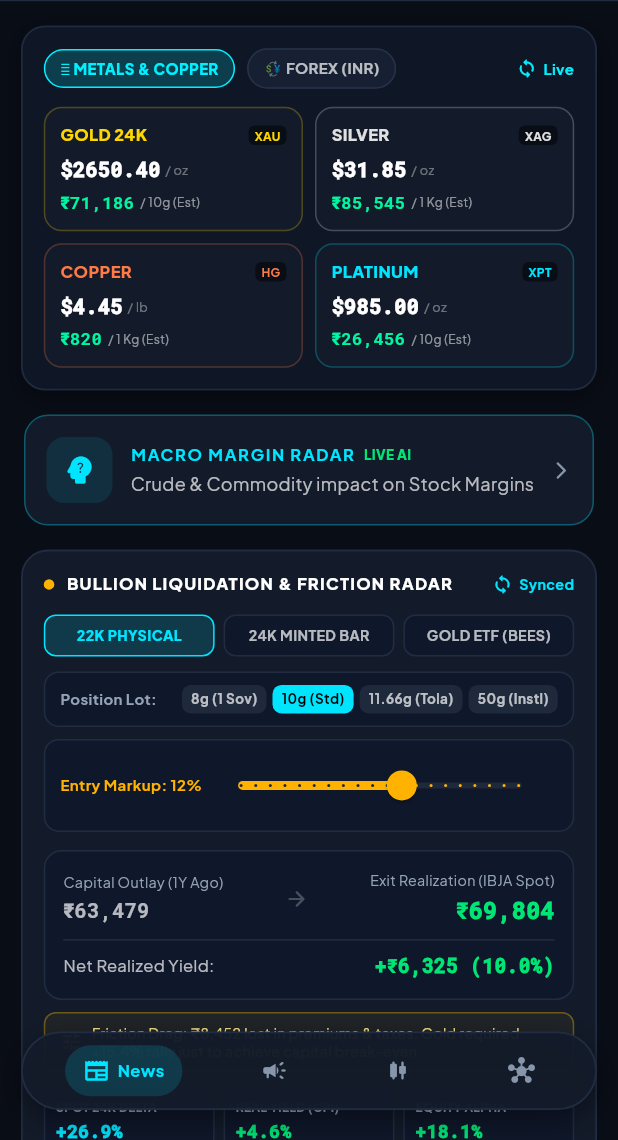
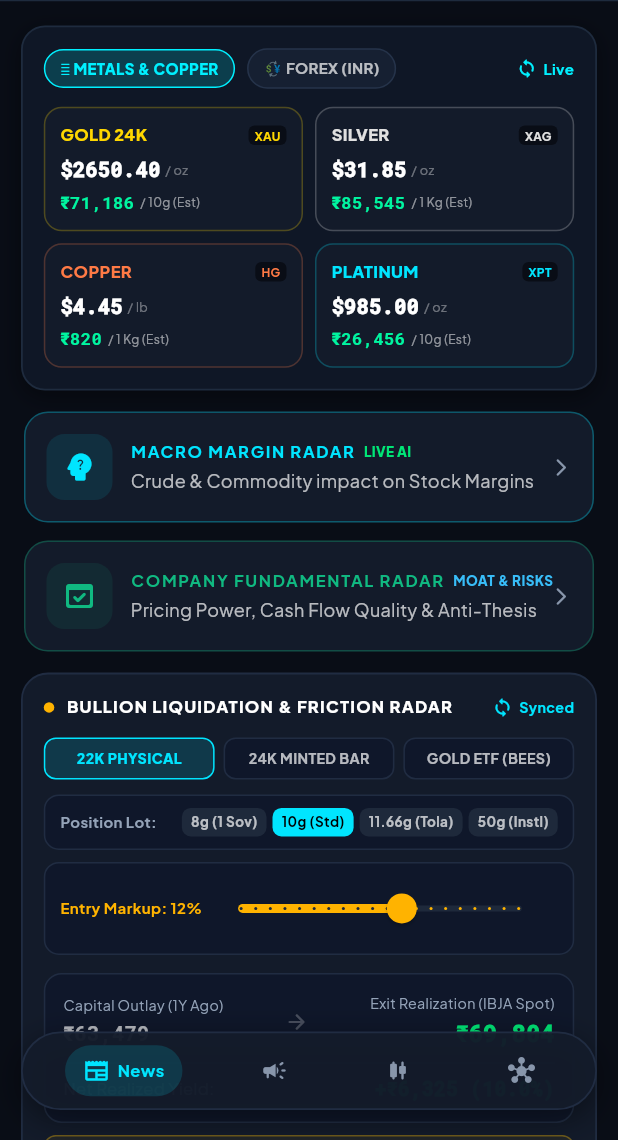
Before and after one commit to zxcty54/stock-crypto-tracker, a Flutter app: the screen it shows after launch, on a phone screen of 412 x 824 dp, the part 96-1236 px from its top. Run offline on Flutter 3.47's test engine with Material 3 defaults, Android fonts, the phone set to English and light mode, and no system bars; our stand-ins replace cached_network_image, flutter_image_compress, google_fonts, image_picker, supabase_flutter; missing offline and left inert: receive_sharing_intent; accounts and stored records are empty; network calls fail; statements that could not run were skipped.

Commit message:
Update news_screen.dart

```diff
--- a/lib/screens/news_screen.dart
+++ b/lib/screens/news_screen.dart
@@ -3,11 +3,14 @@ import 'package:flutter/material.dart';
 // 🪙 Spot Ticker Import
 import '../widgets/metals_ticker_card.dart';
 
-// 📊 Single Unified Institutional Bullion Desk Import (New Clean Widget)
+// 📊 Single Unified Institutional Bullion Desk Import
 import '../widgets/bullion_efficiency_desk_card.dart';
 
 // 🧠 Macro Margin Research Desk Import
 import '../widgets/macro_research_desk_view.dart';
+
+// 🏢 Company Business Intelligence Screen Import
+import 'company_intelligence_screen.dart';
 
 class NewsScreen extends StatefulWidget {
   const NewsScreen({super.key});
@@ -49,7 +52,7 @@ class _NewsScreenState extends State<NewsScreen> with AutomaticKeepAliveClientMi
               // 🧠 2. AI MACRO MARGIN RADAR ENTRY BANNER
               SliverToBoxAdapter(
                 child: Padding(
-                  padding: const EdgeInsets.symmetric(horizontal: 16.0, vertical: 8.0),
+                  padding: const EdgeInsets.symmetric(horizontal: 16.0, vertical: 6.0),
                   child: Material(
                     color: Colors.transparent,
                     child: InkWell(
@@ -136,7 +139,97 @@ class _NewsScreenState extends State<NewsScreen> with AutomaticKeepAliveClientMi
                 ),
               ),
 
-              // 📊 3. INSTITUTIONAL BULLION EFFICIENCY DESK (Replaced deleted cards)
+              // 🏢 3. COMPANY BUSINESS INTELLIGENCE ENTRY BANNER
+              SliverToBoxAdapter(
+                child: Padding(
+                  padding: const EdgeInsets.symmetric(horizontal: 16.0, vertical: 6.0),
+                  child: Material(
+                    color: Colors.transparent,
+                    child: InkWell(
+                      borderRadius: BorderRadius.circular(16),
+                      onTap: () {
+                        Navigator.push(
+                          context,
+                          MaterialPageRoute(
+                            builder: (context) => const CompanyIntelligenceScreen(),
+                          ),
+                        );
+                      },
+                      child: Container(
+                        padding: const EdgeInsets.all(14),
+                        decoration: BoxDecoration(
+                          color: const Color(0xFF131B2A),
+                          borderRadius: BorderRadius.circular(16),
+                          border: Border.all(
+                            color: const Color(0xFF10B981).withAlpha(80),
+                          ),
+                        ),
+                        child: Row(
+                          children: [
+                            Container(
+                              padding: const EdgeInsets.all(10),
+                              decoration: BoxDecoration(
+                                color: const Color(0xFF10B981).withAlpha(25),
+                                borderRadius: BorderRadius.circular(12),
+                              ),
+                              child: const Icon(
+                                Icons.domain_verification_rounded,
+                                color: Color(0xFF10B981),
+                                size: 24,
+                              ),
+                            ),
+                            const SizedBox(width: 12),
+                            const Expanded(
+                              child: Column(
+                                crossAxisAlignment: CrossAxisAlignment.start,
+                                children: [
+                                  Row(
+                                    children: [
+                                      Text(
+                                        "COMPANY FUNDAMENTAL RADAR",
+                                        style: TextStyle(
+                                          color: Color(0xFF10B981),
+                                          fontSize: 11,
+                                          fontWeight: FontWeight.bold,
+                                          letterSpacing: 1.1,
+                                        ),
+                                      ),
+                                      SizedBox(width: 6),
+                                      Text(
+                                        "MOAT & RISKS",
+                                        style: TextStyle(
+                                          color: Color(0xFF38BDF8),
+                                          fontSize: 9,
+                                          fontWeight: FontWeight.w900,
+                                        ),
+                                      ),
+                                    ],
+                                  ),
+                                  SizedBox(height: 3),
+                                  Text(
+                                    "Pricing Power, Cash Flow Quality & Anti-Thesis",
+                                    style: TextStyle(
+                                      color: Colors.white70,
+                                      fontSize: 12,
+                                    ),
+                                  ),
+                                ],
+                              ),
+                            ),
+                            const Icon(
+                              Icons.arrow_forward_ios_rounded,
+                              color: Color(0xFF8896AB),
+                              size: 14,
+                            ),
+                          ],
+                        ),
+                      ),
+                    ),
+                  ),
+                ),
+              ),
+
+              // 📊 4. INSTITUTIONAL BULLION EFFICIENCY DESK
               const SliverToBoxAdapter(
                 child: BullionEfficiencyDeskCard(),
               ),
```
